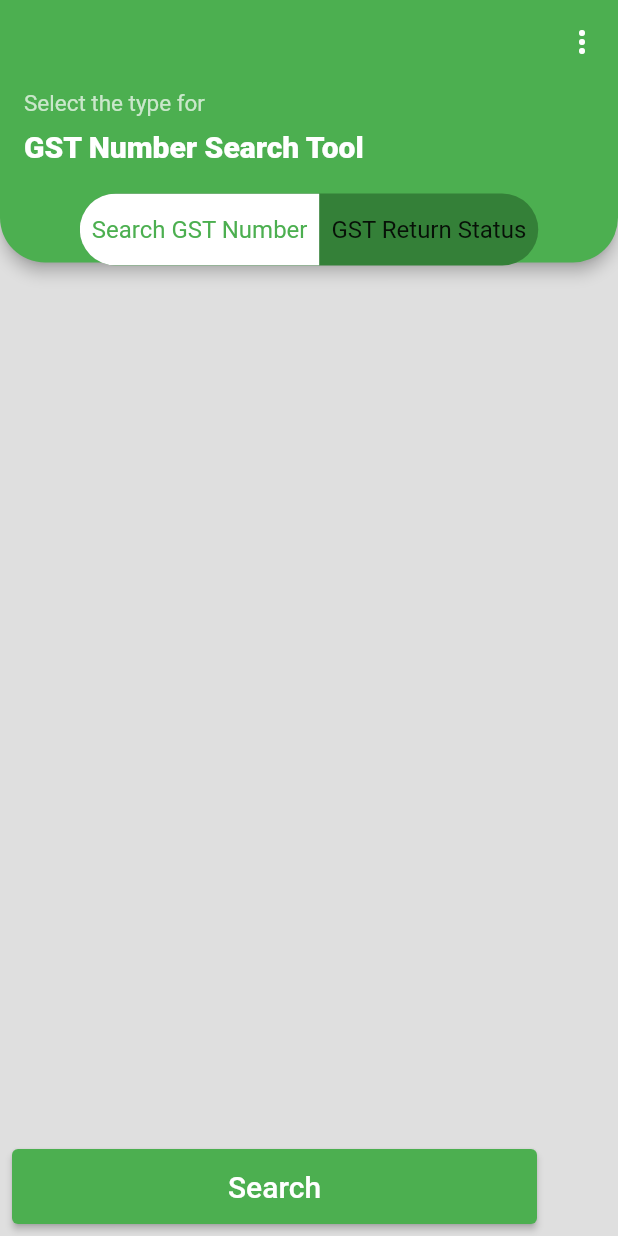
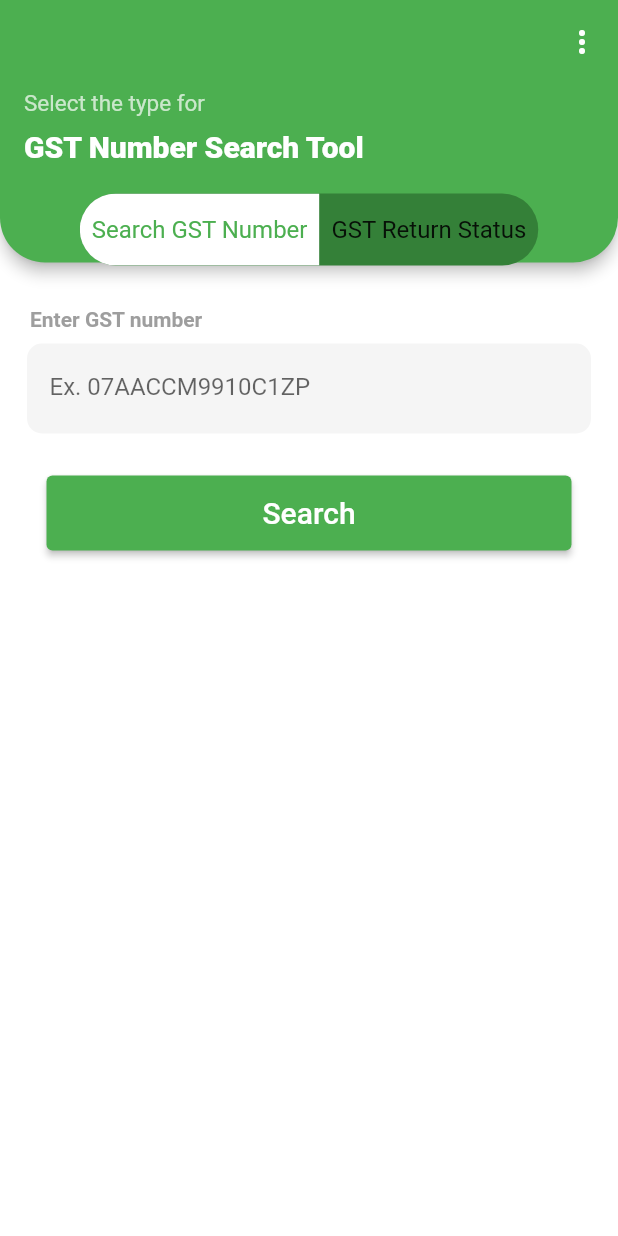
Before and after one commit to vishalkk/gst_asignment, a Flutter app: the screen it shows after launch, on a phone screen of 412 x 824 dp. Run offline on Flutter 3.47's test engine with Material 2 defaults, Android fonts, the phone set to English and light mode, and no system bars; our stand-ins replace dio, rxdart; network calls fail.

Commit message:
partially completed

```diff
--- a/lib/screens/home_screen.dart
+++ b/lib/screens/home_screen.dart
@@ -1,4 +1,6 @@
 import 'package:flutter/material.dart';
+import 'package:gst_in/bloc/search_bloc.dart';
+import 'package:gst_in/screens/profile_screen.dart';
 
 import 'package:gst_in/widgets/search_bar_contents.dart';
 
@@ -10,33 +12,101 @@ class HomeScreen extends StatefulWidget {
 }
 
 class _HomeScreenState extends State<HomeScreen> {
+  final _searchController = TextEditingController();
+  bool isShowUser = false;
+
+  @override
+  void initState() {
+    super.initState();
+    searchBloc.search("");
+  }
+
+  @override
+  void dispose() {
+    super.dispose();
+    _searchController.dispose();
+  }
+
   @override
   Widget build(BuildContext context) {
     return Scaffold(
-      backgroundColor: Color.fromARGB(255, 223, 223, 223),
+      resizeToAvoidBottomInset: false,
+      backgroundColor: Colors.white,
       appBar: const PreferredSize(
         preferredSize: Size(double.infinity, 175),
         child: SearchBarContents(),
       ),
       body: Padding(
+        padding: const EdgeInsets.all(10.0),
+        child: Column(
+          children: [
+            Padding(
+              padding: const EdgeInsets.only(left: 10.0, top: 20.0),
+              child: Row(
+                mainAxisAlignment: MainAxisAlignment.start,
+                children: const [
+                  Text(
+                    'Enter GST number',
+                    textAlign: TextAlign.left,
+                    style: TextStyle(
+                      color: Colors.grey,
+                      fontWeight: FontWeight.w600,
+                    ),
+                  ),
+                ],
+              ),
+            ),
+            Padding(
               padding: const EdgeInsets.all(8.0),
-        child: Column(
-          //TextInput Field
-          //SearchButton
-          children: [
-            const Spacer(
-              flex: 1,
+              child: Container(
+                decoration: BoxDecoration(
+                    color: Colors.grey.shade100,
+                    borderRadius: new BorderRadius.circular(10.0)),
+                height: 60,
+                child: Padding(
+                  padding: const EdgeInsets.only(left: 15, right: 15, top: 5),
+                  child: TextFormField(
+                    // obscureText: true,
+                    controller: _searchController,
+                    onChanged: (changed) {
+                      searchBloc.search(_searchController.text);
+                    },
+                    decoration: const InputDecoration(
+                      hintText: 'Ex. 07AACCM9910C1ZP',
+                      border: InputBorder.none,
+                      fillColor: Colors.green,
+                    ),
+                    // onFieldSubmitted: (String _) {
+                    //   // setState(() {
+                    //   //   isShowUser = true;
+                    //   // });
+                    //   // print(_);
+                    // },
+                  ),
+                ),
+              ),
+            ),
+            const SizedBox(
+              height: 20,
             ),
             SizedBox(
               width: 350.0,
               height: 50.0,
               child: ElevatedButton(
-                    onPressed: () {},
+                onPressed: () {
+                  Navigator.push(
+                    context,
+                    MaterialPageRoute(
+                        builder: (context) => const ProfileScreen()),
+                  );
+                },
                 style: ElevatedButton.styleFrom(primary: Colors.green),
                 child: const Text(
                   'Search',
                   style: TextStyle(color: Colors.white, fontSize: 20),
-                    )))
+                ),
+              ),
+            )
           ],
         ),
       ),
--- a/pubspec.yaml
+++ b/pubspec.yaml
@@ -27,6 +27,7 @@ environment:
 # the latest version available on pub.dev. To see which dependencies have newer
 # versions available, run `flutter pub outdated`.
 dependencies:
+  bloc: ^8.0.2
   build_runner: ^2.1.7
   cupertino_icons: ^1.0.2
   dio: ^4.0.4
@@ -34,6 +35,7 @@ dependencies:
     sdk: flutter
   json_annotation: ^4.4.0
   json_serializable: ^6.1.4
+  rxdart: ^0.27.3
   slider_button: ^2.0.0
 
 dev_dependencies:
```
Also changed, not shown: lib/bloc/search_bloc.dart (added, +21 -0 lines), lib/repositoy/repository.dart (+6 -4 lines), lib/widgets/app_bar_components.dart (+16 -10 lines), pubspec.lock, 1 other file. Lines whose indentation alone changed are shown as unchanged.
